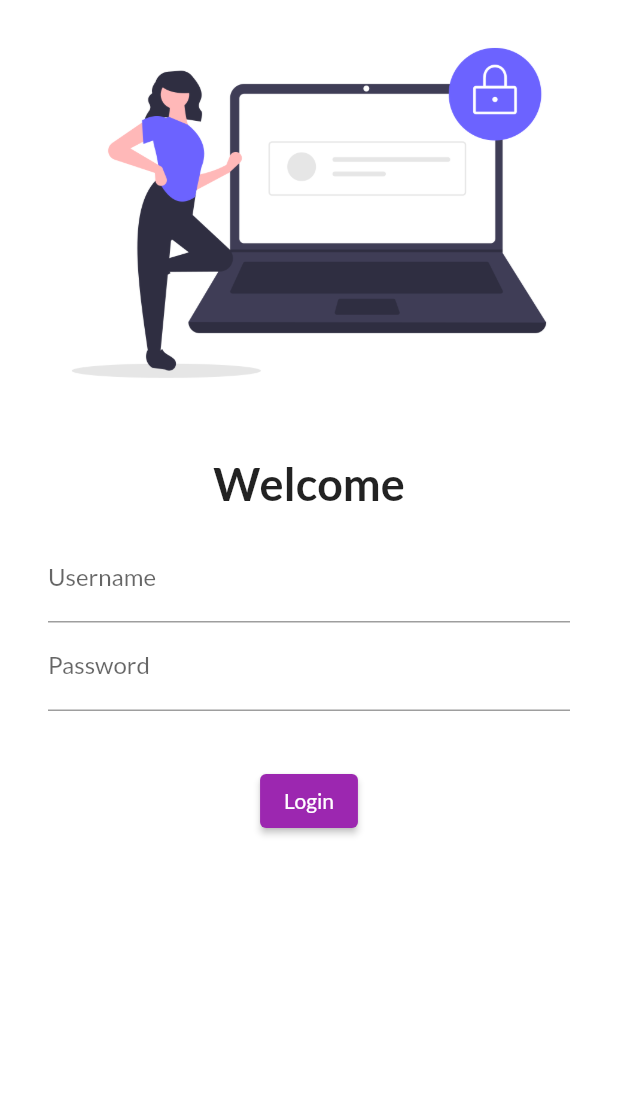
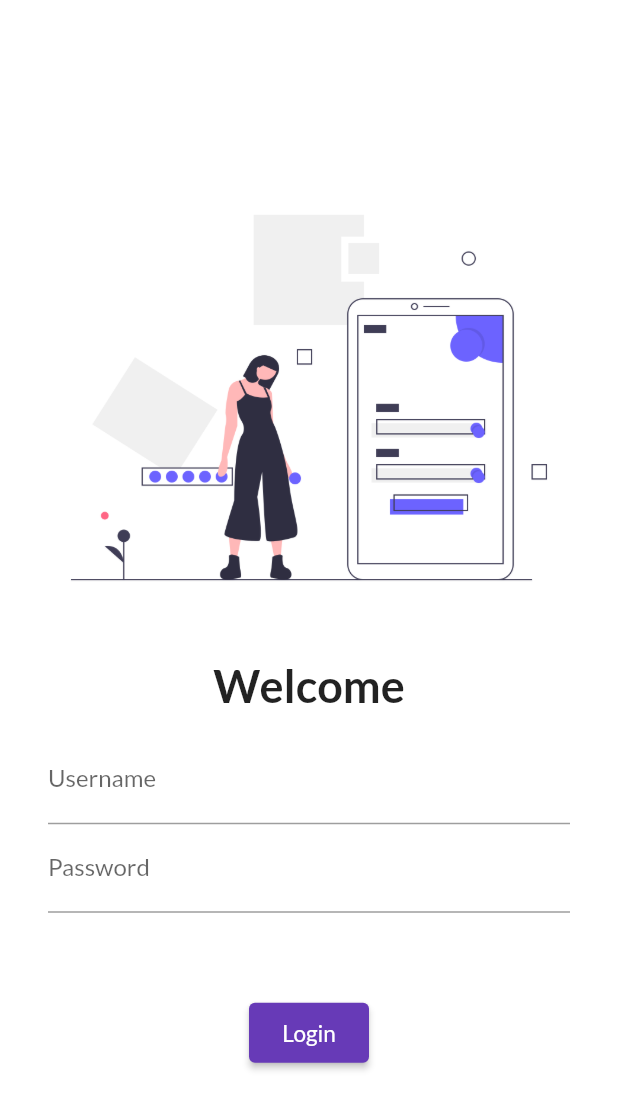
Before and after one commit to Abhishekkr3003/Catalog-App, a Flutter app: the screen it shows after launch, on a phone screen of 412 x 824 dp. Shown: the top 1110 px of the screen. Run offline on Flutter 3.47's test engine with Material 2 defaults, Android fonts, the phone set to English and light mode, and no system bars; our stand-ins replace google_fonts.

Commit message:
complete day5

```diff
--- a/lib/main.dart
+++ b/lib/main.dart
@@ -1,5 +1,6 @@
 import 'package:flutter/material.dart';
 import 'package:flutter_catalog/pages/loginPage.dart';
+import 'package:flutter_catalog/utils/routes.dart';
 import 'pages/HomePage.dart';
 import 'package:google_fonts/google_fonts.dart';
 
@@ -14,7 +15,7 @@ class MyApp extends StatelessWidget {
       debugShowCheckedModeBanner: false,
       themeMode: ThemeMode.light,
       theme: ThemeData(
-        primarySwatch: Colors.purple,
+        primarySwatch: Colors.deepPurple,
         fontFamily: GoogleFonts.lato().fontFamily,
         //primaryTextTheme: GoogleFonts.latoTextTheme()
       ),
@@ -22,7 +23,8 @@ class MyApp extends StatelessWidget {
       initialRoute: "/loginPage", // By default ye hi hota hai
       routes: {
         "/": (context) => HomePage(),
-        "/loginPage": (context) => LoginPage(),
+        MyRoutes.loginPage: (context) => LoginPage(),
+        MyRoutes.homePage: (context) => HomePage(),
       },
     );
   }
--- a/lib/pages/loginPage.dart
+++ b/lib/pages/loginPage.dart
@@ -1,4 +1,5 @@
 import 'package:flutter/material.dart';
+import 'package:flutter_catalog/utils/routes.dart';
 
 class LoginPage extends StatelessWidget {
   @override
@@ -6,10 +7,11 @@ class LoginPage extends StatelessWidget {
     return Material(
       color: Colors.white,
       child: Center(
+        child: SingleChildScrollView(
           child: Column(
             children: [
               Image.asset(
-              "assets/images/loginImage.png",
+                "assets/images/mobileLogin.png",
                 fit: BoxFit.cover,
               ),
               SizedBox(
@@ -20,8 +22,8 @@ class LoginPage extends StatelessWidget {
                 style: TextStyle(fontWeight: FontWeight.bold, fontSize: 30),
               ),
               Padding(
-              padding:
-                  const EdgeInsets.symmetric(vertical: 16.0, horizontal: 32.0),
+                padding: const EdgeInsets.symmetric(
+                    vertical: 16.0, horizontal: 32.0),
                 child: Column(
                   children: [
                     TextFormField(
@@ -37,14 +39,19 @@ class LoginPage extends StatelessWidget {
                 ),
               ),
               SizedBox(
-              height: 20.0,
+                height: 40.0,
               ),
               ElevatedButton(
-                child: Text("Login"),
+                  child: Text(
+                    "Login",
+                    style: TextStyle(fontSize: 15),
+                  ),
+                  style: TextButton.styleFrom(minimumSize: Size(80, 40)),
                   onPressed: () {
-                  print("Hello!");
+                    Navigator.pushNamed(context, MyRoutes.homePage);
                   }),
             ],
+          ),
         ),
       ),
     );
--- /dev/null
+++ b/lib/utils/routes.dart
@@ -0,0 +1,4 @@
+class MyRoutes {
+  static String loginPage = "/loginPage";
+  static String homePage = "/homePage";
+}
```
Also changed, not shown: assets/images/mobileLogin.png (added). Lines whose indentation alone changed are shown as unchanged.
